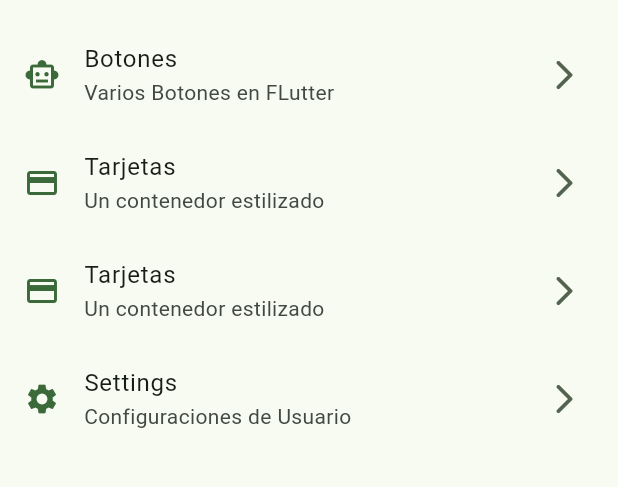
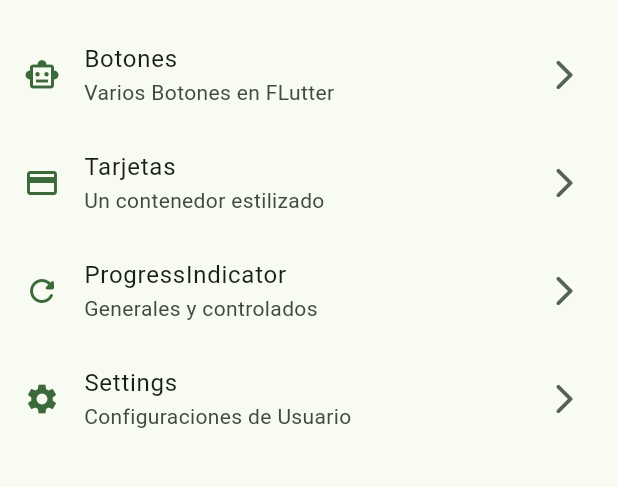
Before and after one commit to santacruzandres1/widgets_app, a Flutter app: the screen it shows after launch, on a phone screen of 412 x 824 dp, the part 63-550 px from its top. Run offline on Flutter 3.47's test engine with Material 3 defaults, Android fonts, the phone set to English and light mode, and no system bars; our stand-ins replace go_router.

Commit message:
progress indicator finished

```diff
--- a/lib/config/menu_items/menu_items.dart
+++ b/lib/config/menu_items/menu_items.dart
@@ -6,7 +6,7 @@ class MenuItems {
   final String subTitle;
   final String link;
   final IconData icon;
-  final String routeName;
+  final String? routeName;
 
 
   const MenuItems({
@@ -14,7 +14,7 @@ class MenuItems {
     required this.subTitle,
     required this.link,
     required this.icon,
-    required this.routeName
+     this.routeName
     });
 }
 
@@ -24,27 +24,27 @@ const appMenuItems = <MenuItems>[
     subTitle: 'Varios Botones en FLutter',
     link: '/buttons',
     icon: Icons.smart_toy_outlined,
-    routeName: '/buttons_screen',
+    // routeName: '/buttons_screen',
   ),
   MenuItems(
     title: 'Tarjetas',
     subTitle: 'Un contenedor estilizado',
     link: '/cards',
     icon: Icons.credit_card,
-    routeName: '/cards_screen',
+    // routeName: '/cards_screen',
   ),
   MenuItems(
-    title: 'Tarjetas',
-    subTitle: 'Un contenedor estilizado',
-    link: '/cards',
-    icon: Icons.credit_card,
-    routeName: '/cards_screen',
+    title: 'ProgressIndicator',
+    subTitle: 'Generales y controlados',
+    link: '/progress',
+    icon: Icons.refresh_rounded,
+    // routeName: '/progress_screen',
   ),
   MenuItems(
     title: 'Settings',
     subTitle: 'Configuraciones de Usuario',
     link: '/settings',
     icon: Icons.settings,
-    routeName: '/settings_screen',
+    // routeName: '/settings_screen',
   ),
 ];
--- a/lib/config/router/app_go_router.dart
+++ b/lib/config/router/app_go_router.dart
@@ -1,9 +1,6 @@
 import 'package:go_router/go_router.dart';
-import 'package:widgets_app/presentation/screens/buttons/buttons_screen.dart';
-import 'package:widgets_app/presentation/screens/cards/cards_screen.dart';
-import 'package:widgets_app/presentation/screens/settings/settings_screen.dart';
+import 'package:widgets_app/presentation/screens/screens.dart';
 
-import '../../presentation/screens/home/home_screen.dart';
 
 // GoRouter configuration
 final goAppRouter = GoRouter(
@@ -14,15 +11,23 @@ final goAppRouter = GoRouter(
       path: '/',
       name: HomeScreen.name,
       builder: (context, state) => const HomeScreen(),
-    ),GoRoute(
+    ),
+    GoRoute(
       path: '/buttons',
       name: ButtonsScreen.name,
       builder: (context, state) => const ButtonsScreen(),
-    ),GoRoute(
+    ),
+    GoRoute(
       path: '/cards',
       name: CardsScreen.name,
       builder: (context, state) => const CardsScreen(),
-    ),GoRoute(
+    ),
+      GoRoute(
+      path: '/progress',
+      name: ProgressScreen.name,
+      builder: (context, state) => const ProgressScreen(),
+    ),
+    GoRoute(
       path: '/settings',
       name: SettingsScreen.name,
       builder: (context, state) => const SettingsScreen(),
```
Also changed, not shown: lib/presentation/screens/progress/progress_screen.dart (+7 -1 lines), lib/presentation/widgets/progress/progress_view.dart (added, +57 -0 lines).
